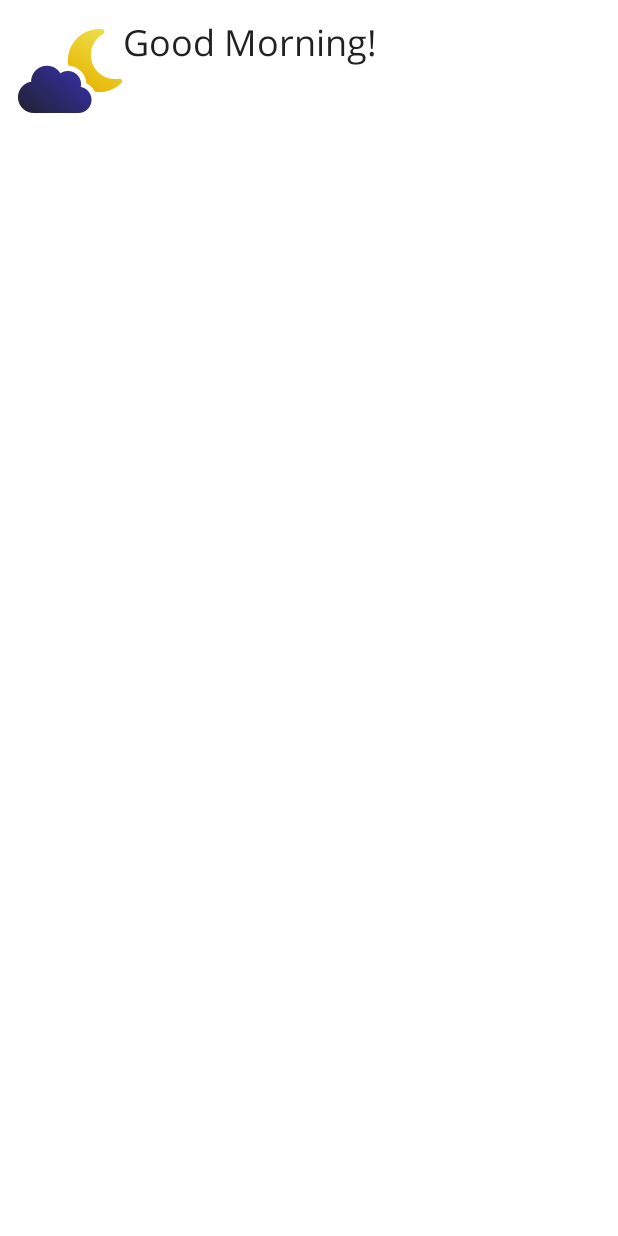
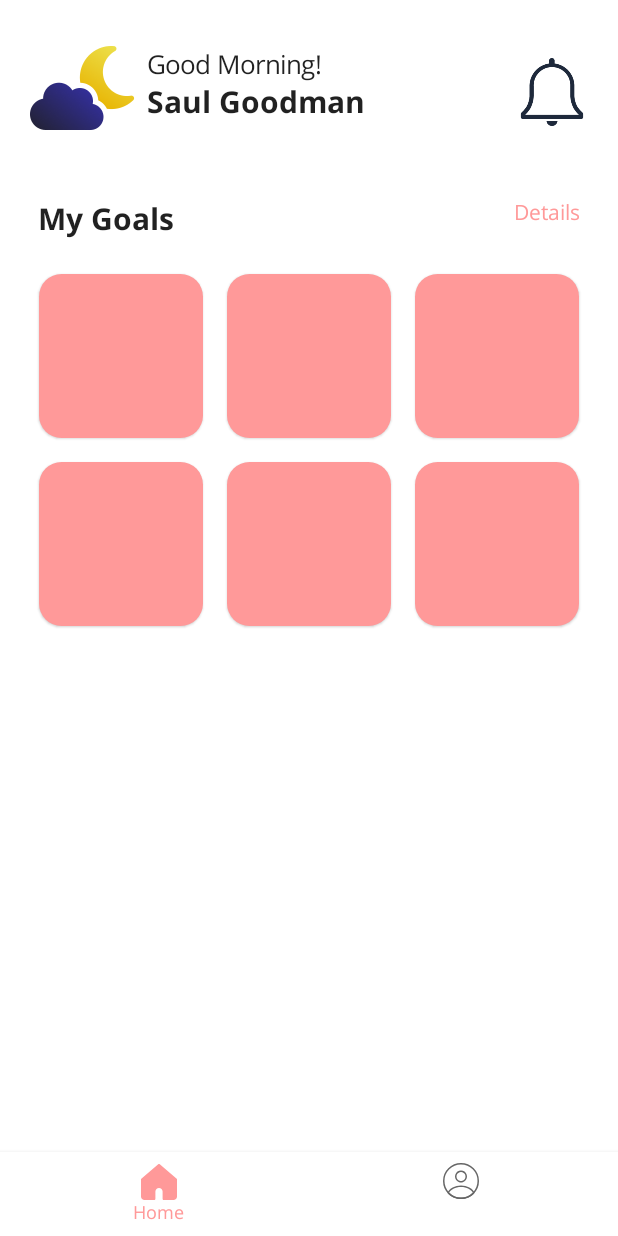
Before and after one commit to Guspascad420/skinfinity, an Android app built with Jetpack Compose: the HomeScreen screen opened through its navigation route, on a phone screen of 412 x 824 dp. Run offline under Robolectric (Android 15) with nearby library versions, the phone set to English and light mode, and no system bars.

Commit message:
Added Scaffold and my goals card component

```diff
--- a/app/src/main/java/com/example/skinfinity/ui/screens/HomeScreen.kt
+++ b/app/src/main/java/com/example/skinfinity/ui/screens/HomeScreen.kt
@@ -1,29 +1,159 @@
 package com.example.skinfinity.ui.screens
 
 import androidx.compose.foundation.Image
+import androidx.compose.foundation.isSystemInDarkTheme
 import androidx.compose.foundation.layout.*
-import androidx.compose.material.Text
+import androidx.compose.foundation.lazy.LazyColumn
+import androidx.compose.foundation.shape.RoundedCornerShape
+import androidx.compose.material.*
 import androidx.compose.runtime.Composable
+import androidx.compose.ui.Alignment
 import androidx.compose.ui.Modifier
+import androidx.compose.ui.graphics.Color
 import androidx.compose.ui.res.painterResource
+import androidx.compose.ui.text.font.FontWeight
 import androidx.compose.ui.unit.dp
 import androidx.compose.ui.unit.sp
 import androidx.lifecycle.viewmodel.compose.viewModel
+import androidx.navigation.NavHostController
+import com.example.skinfinity.R
+import com.example.skinfinity.ui.AppScreenIcon
 import com.example.skinfinity.ui.HomeViewModel
+import com.example.skinfinity.ui.navigation.Screen
 import com.example.skinfinity.ui.theme.OpenSans
 
 @Composable
-fun HomeScreen(vm: HomeViewModel = viewModel()) {
-    Row(horizontalArrangement = Arrangement.SpaceBetween) {
-        Row(Modifier.padding(start = 12.dp, top = 12.dp)) {
-            Image(
-                painter = painterResource(vm.dayIcon),
-                contentDescription = null,
-                modifier = Modifier.size(70.dp)
-            )
-            Column {
-                Text(vm.dayPartGreeting(), fontFamily = OpenSans, fontSize = 24.sp)
+fun HomeScreen(vm: HomeViewModel = viewModel(), navController: NavHostController) {
+    Scaffold(
+        topBar = { HomeTopAppBar(viewModel = vm) },
+        bottomBar = { BottomAppBar(navController, "Home") }
+    ) {
+        LazyColumn(Modifier.padding(it)) {
+            item {
+                Row(
+                    horizontalArrangement = Arrangement.SpaceBetween,
+                    modifier = Modifier
+                        .fillMaxWidth()
+                        .padding(horizontal = 25.dp, vertical = 15.dp)
+                ) {
+                    Text(
+                        "My Goals",
+                        fontFamily = OpenSans,
+                        fontSize = 20.sp,
+                        fontWeight = FontWeight.Bold
+                    )
+                    Text(
+                        "Details",
+                        fontFamily = OpenSans,
+                        fontSize = 14.sp,
+                        color = Color(0xFFFF9999)
+                    )
+                }
+            }
+            items(2) {
+                MyGoalsCard()
             }
         }
     }
 }
+
+@Composable
+fun MyGoalsCard() {
+    Row(Modifier.fillMaxWidth(), horizontalArrangement = Arrangement.Center) {
+        for (i in 1..3) {
+            Card(
+                modifier = Modifier
+                    .size(125.dp)
+                    .padding(8.dp),
+                backgroundColor = Color(0xFFFF9999),
+                shape = RoundedCornerShape(15.dp)
+            ) { /* TODO("Not yet implemented") */ }
+        }
+    }
+}
+
+@Composable
+fun HomeTopAppBar(viewModel: HomeViewModel) {
+    val notificationTint = if (isSystemInDarkTheme()) Color.White else Color(0xFF1E293B)
+    Row(
+        horizontalArrangement = Arrangement.SpaceBetween,
+        modifier = Modifier
+            .fillMaxWidth()
+            .padding(horizontal = 20.dp, vertical = 23.dp)
+    ) {
+        Row {
+            Image(
+                painter = painterResource(viewModel.dayIcon),
+                contentDescription = null,
+                modifier = Modifier.size(70.dp)
+            )
+            Column(Modifier.padding(start = 8.dp, top = 8.dp)) {
+                Text(viewModel.dayPartGreeting(), fontFamily = OpenSans, fontSize = 17.sp)
+                Text(
+                    "Saul Goodman",
+                    fontFamily = OpenSans,
+                    fontSize = 20.sp,
+                    fontWeight = FontWeight.Bold
+                )
+            }
+        }
+        IconButton(onClick = { /*TODO*/ }) {
+            Icon(
+                painter = painterResource(R.drawable.clarity_notification_line),
+                contentDescription = null,
+                modifier = Modifier
+                    .width(45.dp)
+                    .padding(top = 15.dp),
+                tint = notificationTint
+            )
+        }
+    }
+}
+
+@Composable
+fun BottomAppBar(
+    navController: NavHostController,
+    active: String
+) {
+    val appScreenIconList = listOf(
+        AppScreenIcon("Home", R.drawable.home, R.drawable.home_active) {
+            navController.navigate(Screen.Home.route)
+        },
+//        AppScreenIcon("Consultations", R.drawable.vector) { },
+//        AppScreenIcon("Shop", R.drawable.shop) { },
+//        AppScreenIcon("News", R.drawable.news) { },
+        AppScreenIcon("Profile", R.drawable.profile, R.drawable.profile_active) {
+            navController.navigate(Screen.Profile.route)
+        }
+    )
+
+    BottomAppBar(elevation = 5.dp, backgroundColor = MaterialTheme.colors.surface) {
+        Row(horizontalArrangement = Arrangement.SpaceAround, modifier = Modifier.fillMaxWidth()) {
+            appScreenIconList.forEach {
+                IconButton(onClick = it.onClick) {
+                    Column(horizontalAlignment = Alignment.CenterHorizontally) {
+                        if (active == it.name) {
+                            Icon(
+                                painterResource(id = it.activeIconId),
+                                null,
+                                tint = Color(0xFFFF9999),
+                            )
+                            Text(
+                                it.name,
+                                fontFamily = OpenSans,
+                                color = Color(0xFFFF9999),
+                                fontSize = 12.sp
+                            )
+                        } else {
+                            Icon(
+                                painterResource(id = it.iconId),
+                                null,
+                                modifier = Modifier.padding(bottom = 17.dp)
+                            )
+                        }
+                    }
+                }
+            }
+        }
+    }
+}
```
